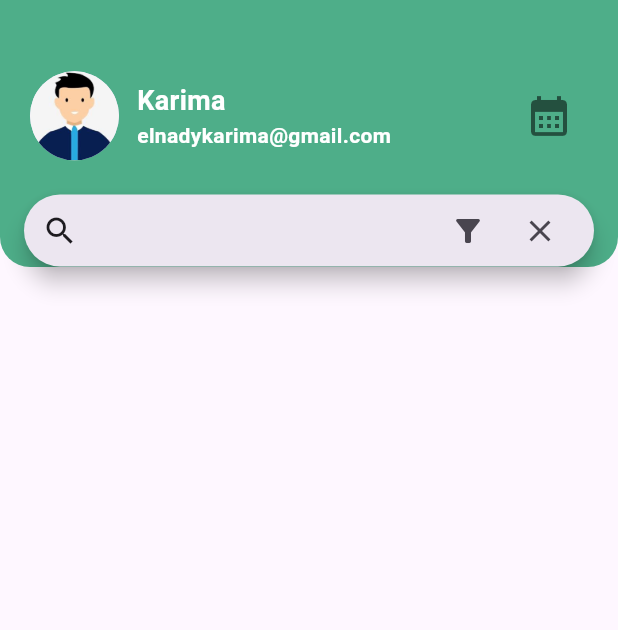
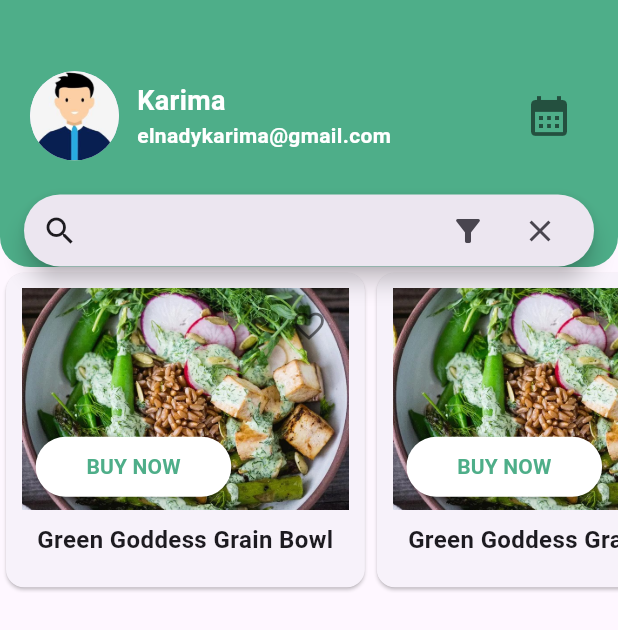
Before and after one commit to KarimaMahmoud626/Meal-Planning-App, a Flutter app: the HomeView screen opened directly, on a phone screen of 412 x 824 dp. Shown: the top 630 px of the screen. Run offline on Flutter 3.47's test engine with Material 3 defaults, Android fonts, the phone set to English and light mode, and no system bars; our stand-ins replace cloud_firestore, dartz, dots_indicator, firebase_auth, firebase_core, flutter_bloc and 3 more; missing offline and left inert: flutter_facebook_auth, font_awesome_icon_class; accounts and stored records are empty.

Commit message:
suggested meal card is done

```diff
--- /dev/null
+++ b/lib/features/home/presentation/pages/grocerry/widgets/favourite_icon_button.dart
@@ -0,0 +1,25 @@
+import 'package:flutter/material.dart';
+
+class FavouriteIconButton extends StatefulWidget {
+  const FavouriteIconButton({super.key});
+
+  @override
+  State<FavouriteIconButton> createState() => _CustomIconButtonState();
+}
+
+class _CustomIconButtonState extends State<FavouriteIconButton> {
+  bool isSelected = false;
+  @override
+  Widget build(BuildContext context) {
+    return IconButton(
+      isSelected: isSelected,
+      icon: Icon(Icons.favorite_border, color: Colors.black54, size: 24),
+      selectedIcon: Icon(Icons.favorite, color: Colors.red, size: 24),
+      onPressed: () {
+        setState(() {
+          isSelected = !isSelected;
+        });
+      },
+    );
+  }
+}
--- a/lib/features/home/presentation/pages/grocerry/widgets/home_view_body.dart
+++ b/lib/features/home/presentation/pages/grocerry/widgets/home_view_body.dart
@@ -1,10 +1,11 @@
 import 'package:flutter/material.dart';
+import 'package:meal_planning_app/features/home/presentation/pages/grocerry/widgets/suggested_meals_view.dart';
 
 class HomeViewBody extends StatelessWidget {
   const HomeViewBody({super.key});
 
   @override
   Widget build(BuildContext context) {
-    return Container();
+    return Column(children: [SuggestedMealsView()]);
   }
 }
--- /dev/null
+++ b/lib/features/home/presentation/pages/grocerry/widgets/suggested_meal_card.dart
@@ -0,0 +1,81 @@
+import 'package:flutter/material.dart';
+import 'package:meal_planning_app/core/constants.dart';
+import 'package:meal_planning_app/core/utils/size_config.dart';
+import 'package:meal_planning_app/core/widgets/space_widget.dart';
+import 'package:meal_planning_app/features/home/presentation/pages/grocerry/widgets/favourite_icon_button.dart';
+
+class SuggestedMealCard extends StatelessWidget {
+  const SuggestedMealCard({super.key, this.mealName, this.imagePath});
+
+  final String? mealName;
+  final String? imagePath;
+
+  @override
+  Widget build(BuildContext context) {
+    return SizedBox(
+      height: SizeConfig.defaultSize! * 22,
+      width: SizeConfig.defaultSize! * 25,
+      child: Card(
+        shape: RoundedRectangleBorder(borderRadius: BorderRadius.circular(12)),
+        child: Column(
+          crossAxisAlignment: CrossAxisAlignment.stretch,
+          children: [
+            VerticalSpace(1),
+            Stack(
+              children: [
+                ClipRRect(
+                  borderRadius: const BorderRadius.all(Radius.circular(12)),
+                  child: Center(
+                    child: Container(
+                      decoration: BoxDecoration(
+                        borderRadius: BorderRadius.circular(12),
+                      ),
+                      child: Image.asset(
+                        imagePath!,
+                        height: SizeConfig.defaultSize! * 15,
+                        width: SizeConfig.defaultSize! * 22,
+                        fit: BoxFit.cover,
+                      ),
+                    ),
+                  ),
+                ),
+                Positioned(
+                  bottom: 5,
+                  left: SizeConfig.defaultSize! * 2,
+                  right: SizeConfig.defaultSize! * 9,
+                  child: ElevatedButton(
+                    style: ElevatedButton.styleFrom(
+                      backgroundColor: Colors.white,
+                      foregroundColor: kMainColor,
+                      shape: RoundedRectangleBorder(
+                        borderRadius: BorderRadius.circular(30),
+                      ),
+                    ),
+                    onPressed: () {},
+                    child: const Text(
+                      'BUY NOW',
+                      style: TextStyle(fontWeight: FontWeight.bold),
+                    ),
+                  ),
+                ),
+                Positioned(
+                  bottom: SizeConfig.defaultSize! * 10,
+                  left: SizeConfig.defaultSize! * 18,
+                  child: FavouriteIconButton(),
+                ),
+              ],
+            ),
+            Padding(
+              padding: EdgeInsets.all(8.0),
+              child: Text(
+                mealName!,
+                style: TextStyle(fontWeight: FontWeight.bold, fontSize: 16),
+                textAlign: TextAlign.center,
+              ),
+            ),
+          ],
+        ),
+      ),
+    );
+  }
+}
--- /dev/null
+++ b/lib/features/home/presentation/pages/grocerry/widgets/suggested_meals_view.dart
@@ -0,0 +1,29 @@
+import 'package:flutter/material.dart';
+import 'package:meal_planning_app/features/home/presentation/pages/grocerry/widgets/suggested_meal_card.dart';
+
+class SuggestedMealsView extends StatelessWidget {
+  const SuggestedMealsView({super.key});
+
+  @override
+  Widget build(BuildContext context) {
+    return SingleChildScrollView(
+      scrollDirection: Axis.horizontal,
+      child: Row(
+        children: [
+          SuggestedMealCard(
+            mealName: 'Green Goddess Grain Bowl',
+            imagePath: 'assets/images/meals/salad.jpg',
+          ),
+          SuggestedMealCard(
+            mealName: 'Green Goddess Grain Bowl',
+            imagePath: 'assets/images/meals/salad.jpg',
+          ),
+          SuggestedMealCard(
+            mealName: 'Green Goddess Grain Bowl',
+            imagePath: 'assets/images/meals/salad.jpg',
+          ),
+        ],
+      ),
+    );
+  }
+}
--- a/lib/main.dart
+++ b/lib/main.dart
@@ -1,7 +1,7 @@
 import 'package:flutter/material.dart';
-import 'package:meal_planning_app/features/home/presentation/pages/grocerry/home_view.dart';
 import 'package:get/get.dart';
 import 'package:firebase_core/firebase_core.dart';
+import 'package:meal_planning_app/features/splash/presentation/splash_view.dart';
 
 void main() async {
   WidgetsFlutterBinding.ensureInitialized();
@@ -15,6 +15,9 @@ class MealPlanningApp extends StatelessWidget {
 
   @override
   Widget build(BuildContext context) {
-    return GetMaterialApp(debugShowCheckedModeBanner: false, home: HomeView());
+    return GetMaterialApp(
+      debugShowCheckedModeBanner: false,
+      home: SplashView(),
+    );
   }
 }
--- a/pubspec.yaml
+++ b/pubspec.yaml
@@ -62,6 +62,7 @@ flutter:
   assets:
     - assets/animations/
     - assets/images/
+    - assets/images/meals/
   # An image asset can refer to one or more resolution-specific "variants", see
   # https://flutter.dev/to/resolution-aware-images
   # For details regarding adding assets from package dependencies, see
```
Also changed, not shown: assets/images/meals/salad.jpg (added).
